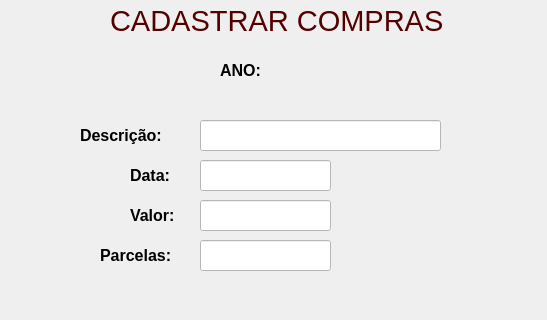
The window that cadastarcompras.ui (lucianofg95/adeuspanilhafinancas) describes before a commit, drawn with Qt 5; both pictures show x 0 to 547 and y 0 to 320 of the 547 by 730 pixel window.
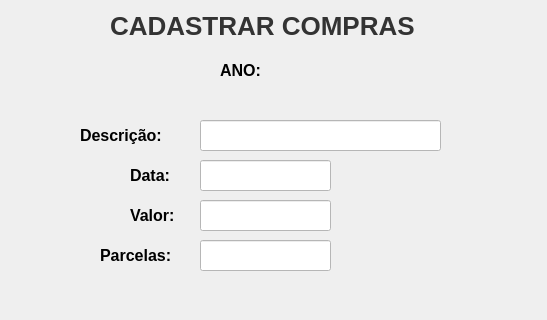
The same window after the commit.

What changed in the file:
```diff
--- a/cadastarcompras.ui
+++ b/cadastarcompras.ui
@@ -61,17 +61,28 @@
       <x>110</x>
       <y>0</y>
       <width>341</width>
-      <height>41</height>
+      <height>51</height>
      </rect>
     </property>
     <property name="font">
      <font>
-      <family>Arial</family>
-      <pointsize>22</pointsize>
+      <family>Ubuntu,sans-serif</family>
+      <pointsize>-1</pointsize>
+      <weight>87</weight>
+      <italic>false</italic>
+      <bold>true</bold>
      </font>
     </property>
     <property name="styleSheet">
-     <string notr="true">color: rgb(85, 0, 0);</string>
+     <string notr="true">    font: 100%/1.4 Lato, sans-serif;
+    color: #333;
+    box-sizing: inherit;
+    font-family: Ubuntu, sans-serif;
+    font-weight: 700;
+    line-height: 1;
+    font-size: 26px;
+    margin: .7em 0 .2em;
+    clear: both;</string>
     </property>
     <property name="text">
      <string>CADASTRAR COMPRAS</string>
```
